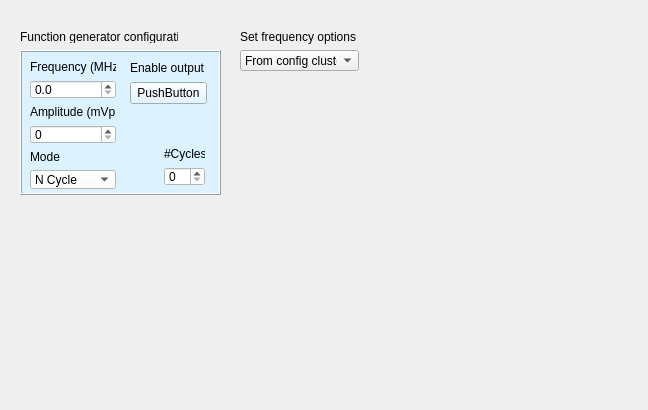
The window that Widget_Library/widget_function_generator.ui (8foldrepo/RF_Balance_Profound) describes before a commit, drawn with Qt 5.
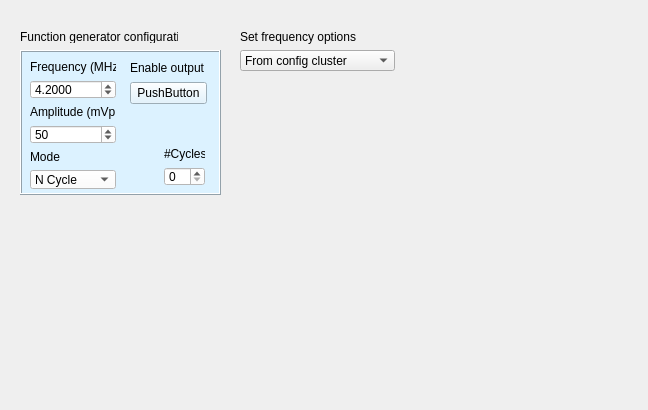
The same window after the commit. Custom widgets are drawn as their Qt base class.

Diff of the .ui file:
```diff
--- a/Widget_Library/widget_function_generator.ui
+++ b/Widget_Library/widget_function_generator.ui
@@ -67,7 +67,19 @@
         <string notr="true">background-color:white</string>
        </property>
        <property name="decimals">
-        <number>1</number>
+        <number>4</number>
+       </property>
+       <property name="minimum">
+        <double>0.000100000000000</double>
+       </property>
+       <property name="maximum">
+        <double>19.899999999999999</double>
+       </property>
+       <property name="singleStep">
+        <double>0.100000000000000</double>
+       </property>
+       <property name="value">
+        <double>4.200000000000000</double>
        </property>
       </widget>
      </item>
@@ -83,6 +95,15 @@
        <property name="styleSheet">
         <string notr="true">background-color:white</string>
        </property>
+       <property name="minimum">
+        <number>1</number>
+       </property>
+       <property name="maximum">
+        <number>10000</number>
+       </property>
+       <property name="value">
+        <number>50</number>
+       </property>
       </widget>
      </item>
      <item>
@@ -170,7 +191,7 @@
     <rect>
      <x>240</x>
      <y>30</y>
-     <width>119</width>
+     <width>155</width>
      <height>41</height>
     </rect>
    </property>
```
Left out of the diff: 5 changed lines with no effect on the pictures.
